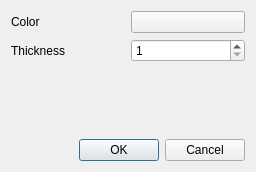
Old version of the form src/plot_format_dialog.ui in the repository denprog/yutovo-desktop.
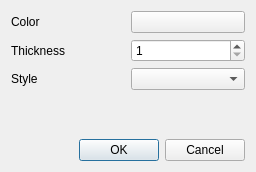
New version of the form.

Diff of the .ui file:
```diff
--- a/src/plot_format_dialog.ui
+++ b/src/plot_format_dialog.ui
@@ -49,6 +49,16 @@
          </property>
         </widget>
        </item>
+       <item row="2" column="0">
+        <widget class="QLabel" name="label_style">
+         <property name="text">
+          <string>Style</string>
+         </property>
+        </widget>
+       </item>
+       <item row="2" column="1">
+        <widget class="QComboBox" name="style"/>
+       </item>
       </layout>
      </item>
      <item>
```
